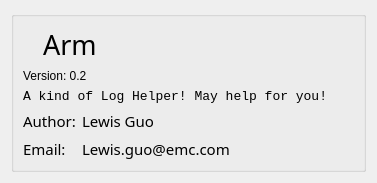
Before: the Qt Designer form aboutdialog.ui in guolisen/Arm, drawn with Qt 5.
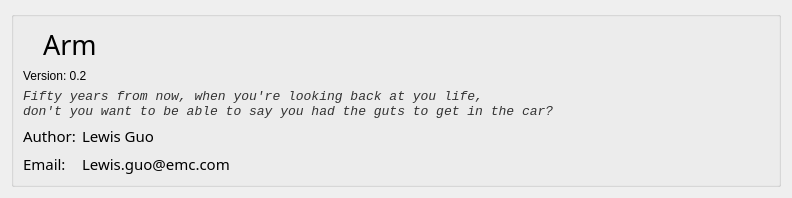
After: the same form once the commit is applied. Icons and pictures are not drawn.

The edit to the form file:
```diff
--- a/aboutdialog.ui
+++ b/aboutdialog.ui
@@ -6,8 +6,8 @@
    <rect>
     <x>0</x>
     <y>0</y>
-    <width>377</width>
-    <height>182</height>
+    <width>792</width>
+    <height>186</height>
    </rect>
   </property>
   <property name="sizePolicy">
@@ -75,7 +75,7 @@
          </font>
         </property>
         <property name="text">
-         <string>A kind of Log Helper! May help for you! </string>
+         <string>&lt;html&gt;&lt;head/&gt;&lt;body&gt;&lt;p&gt;&lt;span style=&quot; font-style:italic; color:#333333; &quot;&gt;Fifty years from now, when you're looking back at you life,&lt;/span&gt;&lt;br/&gt;&lt;span style=&quot; font-style:italic; color:#333333; &quot;&gt;don't you want to be able to say you had the guts to get in the car?&lt;/span&gt;&lt;/p&gt;&lt;/body&gt;&lt;/html&gt;</string>
         </property>
        </widget>
       </item>
```
